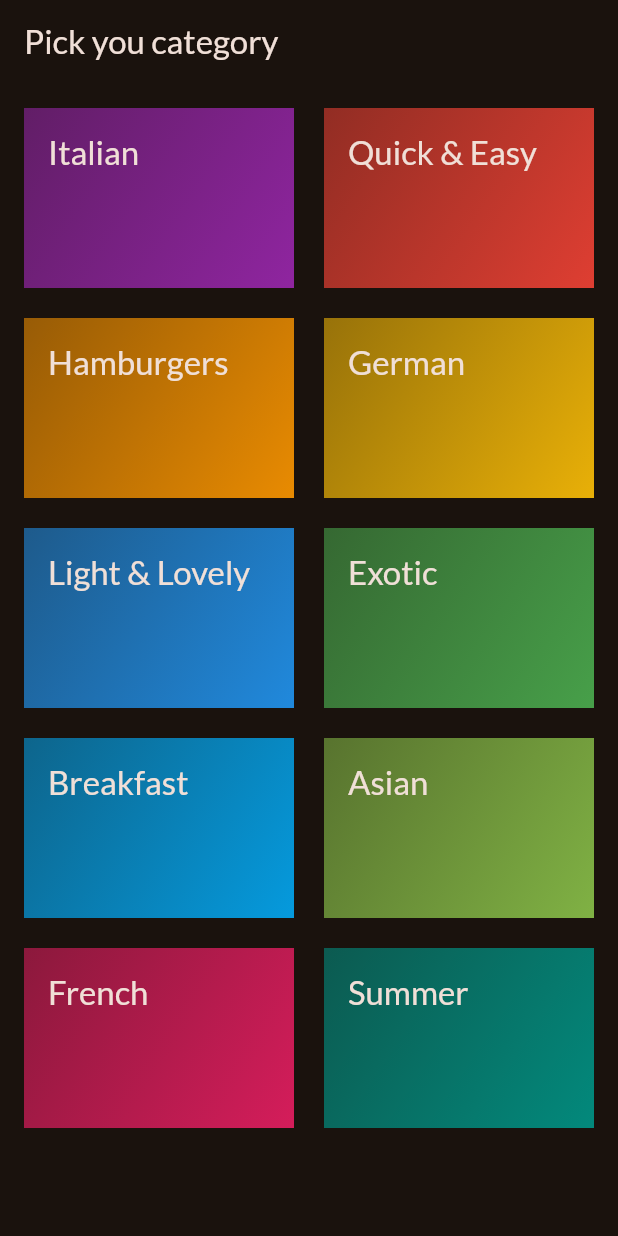
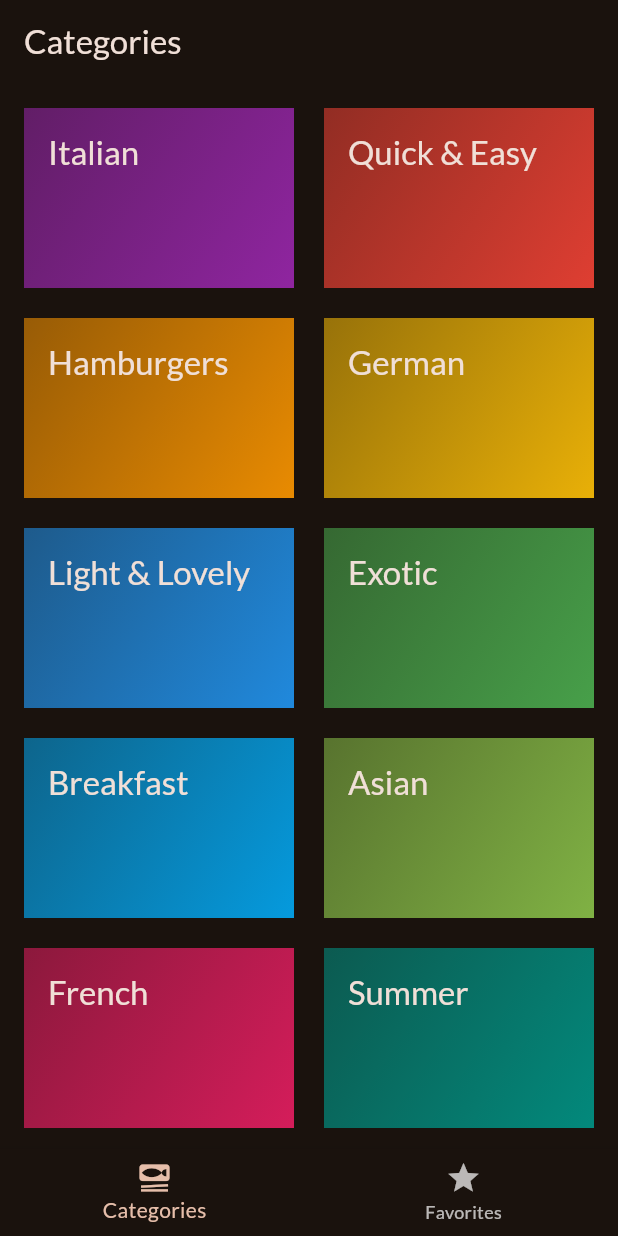
Before and after one commit to neerajg1320/flutter-meals, a Flutter app: the screen it shows after launch, on a phone screen of 412 x 824 dp. Run offline on Flutter 3.47's test engine with Material 2 defaults, Android fonts, the phone set to English and light mode, and no system bars; our stand-ins replace google_fonts, transparent_image.

Commit message:
Marked and unmarked message supported

```diff
--- a/lib/main.dart
+++ b/lib/main.dart
@@ -2,8 +2,8 @@ import 'package:flutter/material.dart';
 
 import 'package:google_fonts/google_fonts.dart';
 import 'package:meals/data/dummy_data.dart';
-import 'package:meals/screens/categoires_screen.dart';
-import 'package:meals/screens/meals_screen.dart';
+
+import 'package:meals/screens/tabs_screen.dart';
 
 final theme = ThemeData(
   useMaterial3: true,
@@ -25,8 +25,7 @@ class App extends StatelessWidget {
   Widget build(BuildContext context) {
     return MaterialApp(
       theme: theme,
-      home: const CategoriesScreen(
-      ),
+      home: const TabsScreen()
     );
   }
 }
--- a/lib/screens/categoires_screen.dart
+++ b/lib/screens/categoires_screen.dart
@@ -1,11 +1,17 @@
 import 'package:flutter/material.dart';
 import 'package:meals/data/dummy_data.dart';
+import 'package:meals/models/meal.dart';
 import 'package:meals/screens/meals_screen.dart';
 import 'package:meals/widgets/category_grid_item.dart';
 import 'package:meals/models/category.dart';
 
 class CategoriesScreen extends StatelessWidget {
-  const CategoriesScreen({super.key});
+  const CategoriesScreen({
+    super.key,
+    required this.onToggleFavorite,
+  });
+
+  final void Function(Meal meal) onToggleFavorite;
 
   void _selectCategory(BuildContext context, Category category) {
     final filteredMeals = dummyMeals.where((meal) => meal.categories.contains(category.id)).toList();
@@ -16,6 +22,7 @@ class CategoriesScreen extends StatelessWidget {
         builder: (ctx) => MealsScreen(
           title: category.title,
           meals: filteredMeals,
+          onToggleFavorite: onToggleFavorite,
         ),
       ),
     );
@@ -23,11 +30,7 @@ class CategoriesScreen extends StatelessWidget {
 
   @override
   Widget build(BuildContext context) {
-    return Scaffold(
-      appBar: AppBar(
-        title: const Text('Pick you category'),
-      ),
-      body: GridView(
+    return GridView(
         padding: const EdgeInsets.all(16),
         gridDelegate: const SliverGridDelegateWithFixedCrossAxisCount(
           crossAxisCount: 2,
@@ -45,7 +48,6 @@ class CategoriesScreen extends StatelessWidget {
                 },
               ),
         ],
-      )
     );
   }
 }
--- /dev/null
+++ b/lib/screens/tabs_screen.dart
@@ -0,0 +1,78 @@
+import 'package:flutter/material.dart';
+import 'package:meals/models/meal.dart';
+import 'package:meals/screens/categoires_screen.dart';
+import 'package:meals/screens/meals_screen.dart';
+
+class TabsScreen extends StatefulWidget {
+  const TabsScreen({super.key});
+
+  @override
+  State<StatefulWidget> createState() {
+    return _TabScreenState();
+  }
+}
+
+class _TabScreenState extends State<TabsScreen> {
+  int _selectedPageIndex = 0;
+  final List<Meal> _favoriteMeals = [];
+
+  void _showInfoMessage(String message) {
+     ScaffoldMessenger.of(context).clearSnackBars();
+     ScaffoldMessenger.of(context).showSnackBar(SnackBar(content: Text(message)));
+  }
+
+  void _toggleMealFavoriteStatus(Meal meal) {
+    final isExisting = _favoriteMeals.contains(meal);
+
+    if (isExisting) {
+      setState(() {
+        _favoriteMeals.remove(meal);
+        _showInfoMessage('Unmarked');
+      });
+    } else {
+      setState(() {
+        _favoriteMeals.add(meal);
+        _showInfoMessage('Marked');
+      });
+    }
+  }
+
+  void _selectPage(int index) {
+    setState(() {
+      _selectedPageIndex = index;
+    });
+  }
+
+  @override
+  Widget build(BuildContext context) {
+    Widget activePage = CategoriesScreen(
+      onToggleFavorite: _toggleMealFavoriteStatus,
+    );
+
+    var activePageTitle = 'Categories';
+
+    if (_selectedPageIndex == 1) {
+      activePage = MealsScreen(
+        meals: _favoriteMeals,
+        onToggleFavorite: _toggleMealFavoriteStatus,
+      );
+    }
+
+    return Scaffold(
+      appBar: AppBar(
+        title: Text(activePageTitle),
+      ),
+
+      body: activePage,
+      bottomNavigationBar: BottomNavigationBar(
+        onTap: _selectPage,
+        currentIndex: _selectedPageIndex,
+        items: const [
+          BottomNavigationBarItem(icon: Icon(Icons.set_meal), label: 'Categories',),
+          BottomNavigationBarItem(icon: Icon(Icons.star), label: 'Favorites',),
+        ],
+      ),
+
+    );
+  }
+}
```
Also changed, not shown: lib/screens/meal_details_screen.dart (+14 -1 lines), lib/screens/meals_screen.dart (+14 -4 lines).
